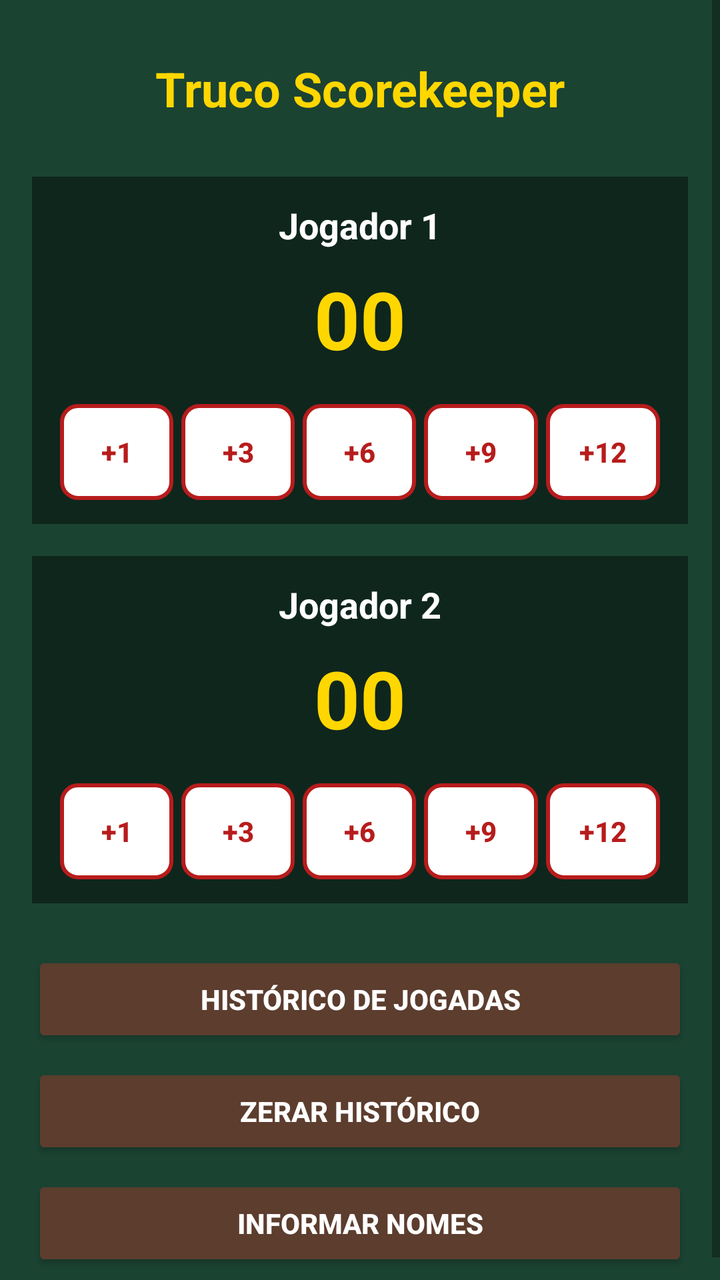
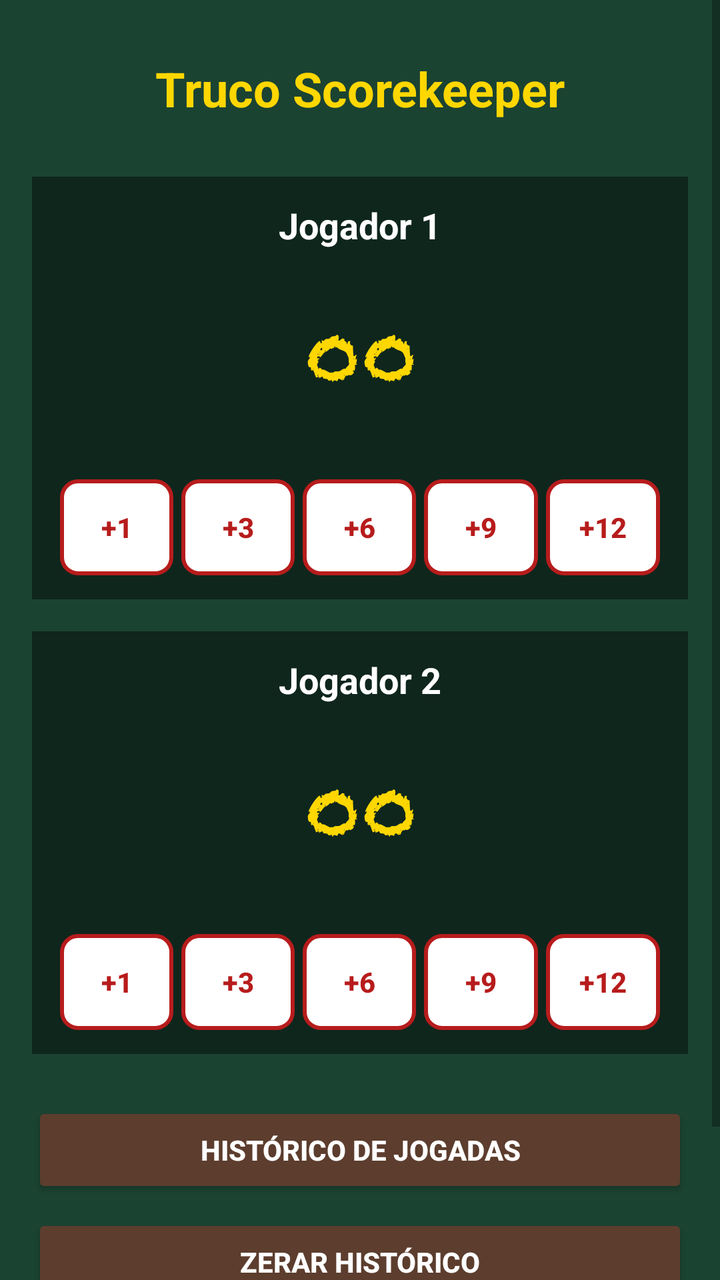

Before-and-after screenshots of an Android layout around one commit, followed by the original layout XML and the change that was made.
<!-- AndroidManifest.xml: application theme Theme.TrucoScorekeeper -->
<!-- res/layout/activity_main.xml -->
<?xml version="1.0" encoding="utf-8"?>
<ScrollView xmlns:android="http://schemas.android.com/apk/res/android"
    xmlns:app="http://schemas.android.com/apk/res-auto"
    xmlns:tools="http://schemas.android.com/tools"
    android:layout_width="match_parent"
    android:layout_height="match_parent"
    android:background="@color/verde_feltro"
    tools:context=".MainActivity">

    <androidx.constraintlayout.widget.ConstraintLayout
        android:layout_width="match_parent"
        android:layout_height="wrap_content"
        android:padding="16dp">

        
        <TextView
            android:id="@+id/tv_titulo"
            android:layout_width="0dp"
            android:layout_height="wrap_content"
            android:text="@string/titulo_app"
            android:textColor="@color/texto_ouro"
            android:textSize="24sp"
            android:textStyle="bold"
            android:gravity="center"
            android:paddingVertical="12dp"
            app:layout_constraintTop_toTopOf="parent"
            app:layout_constraintStart_toStartOf="parent"
            app:layout_constraintEnd_toEndOf="parent" />

        
        <androidx.constraintlayout.widget.ConstraintLayout
            android:id="@+id/area_jogador1"
            android:layout_width="0dp"
            android:layout_height="wrap_content"
            android:layout_marginTop="16dp"
            android:background="@color/verde_feltro_dark"
            android:padding="12dp"
            app:layout_constraintTop_toBottomOf="@id/tv_titulo"
            app:layout_constraintStart_toStartOf="parent"
            app:layout_constraintEnd_toEndOf="parent">

            <TextView
                android:id="@+id/tv_nome_jogador1"
                android:layout_width="0dp"
                android:layout_height="wrap_content"
                android:text="@string/jogador_1"
                android:textColor="@color/branco_carta"
                android:textSize="18sp"
                android:textStyle="bold"
                android:gravity="center"
                app:layout_constraintTop_toTopOf="parent"
                app:layout_constraintStart_toStartOf="parent"
                app:layout_constraintEnd_toEndOf="parent" />

            <TextView
                android:id="@+id/tv_pontuacao_jogador1"
                android:layout_width="0dp"
                android:layout_height="wrap_content"
                android:text="@string/pontuacao_inicial"
                android:textColor="@color/texto_ouro"
                android:textSize="40sp"
                android:textStyle="bold"
                android:gravity="center"
                android:paddingVertical="8dp"
                app:layout_constraintTop_toBottomOf="@id/tv_nome_jogador1"
                app:layout_constraintStart_toStartOf="parent"
                app:layout_constraintEnd_toEndOf="parent" />

            <LinearLayout
                android:id="@+id/ll_botoes_jogador1"
                android:layout_width="0dp"
                android:layout_height="wrap_content"
                android:orientation="horizontal"
                android:layout_marginTop="8dp"
                app:layout_constraintTop_toBottomOf="@id/tv_pontuacao_jogador1"
                app:layout_constraintStart_toStartOf="parent"
                app:layout_constraintEnd_toEndOf="parent">

                <Button
                    android:id="@+id/btn_j1_mais1"
                    style="@style/Widget.AppCompat.Button.Borderless"
                    android:layout_width="0dp"
                    android:layout_height="wrap_content"
                    android:layout_weight="1"
                    android:layout_marginHorizontal="2dp"
                    android:minHeight="48dp"
                    android:text="@string/btn_mais_1"
                    android:textColor="@color/vermelho_baralho"
                    android:textStyle="bold"
                    android:background="@drawable/botao_carta" />

                <Button
                    android:id="@+id/btn_j1_mais3"
                    style="@style/Widget.AppCompat.Button.Borderless"
                    android:layout_width="0dp"
                    android:layout_height="wrap_content"
                    android:layout_weight="1"
                    android:layout_marginHorizontal="2dp"
                    android:minHeight="48dp"
                    android:text="@string/btn_mais_3"
                    android:textColor="@color/vermelho_baralho"
                    android:textStyle="bold"
                    android:background="@drawable/botao_carta" />

                <Button
                    android:id="@+id/btn_j1_mais6"
                    style="@style/Widget.AppCompat.Button.Borderless"
                    android:layout_width="0dp"
                    android:layout_height="wrap_content"
                    android:layout_weight="1"
                    android:layout_marginHorizontal="2dp"
                    android:minHeight="48dp"
                    android:text="@string/btn_mais_6"
                    android:textColor="@color/vermelho_baralho"
                    android:textStyle="bold"
                    android:background="@drawable/botao_carta" />

                <Button
                    android:id="@+id/btn_j1_mais9"
                    style="@style/Widget.AppCompat.Button.Borderless"
                    android:layout_width="0dp"
                    android:layout_height="wrap_content"
                    android:layout_weight="1"
                    android:layout_marginHorizontal="2dp"
                    android:minHeight="48dp"
                    android:text="@string/btn_mais_9"
                    android:textColor="@color/vermelho_baralho"
                    android:textStyle="bold"
                    android:background="@drawable/botao_carta" />

                <Button
                    android:id="@+id/btn_j1_mais12"
                    style="@style/Widget.AppCompat.Button.Borderless"
                    android:layout_width="0dp"
                    android:layout_height="wrap_content"
                    android:layout_weight="1"
                    android:layout_marginHorizontal="2dp"
                    android:minHeight="48dp"
                    android:text="@string/btn_mais_12"
                    android:textColor="@color/vermelho_baralho"
                    android:textStyle="bold"
                    android:background="@drawable/botao_carta" />

            </LinearLayout>

        </androidx.constraintlayout.widget.ConstraintLayout>

        
        <androidx.constraintlayout.widget.ConstraintLayout
            android:id="@+id/area_jogador2"
            android:layout_width="0dp"
            android:layout_height="wrap_content"
            android:layout_marginTop="16dp"
            android:background="@color/verde_feltro_dark"
            android:padding="12dp"
            app:layout_constraintTop_toBottomOf="@id/area_jogador1"
            app:layout_constraintStart_toStartOf="parent"
            app:layout_constraintEnd_toEndOf="parent">

            <TextView
                android:id="@+id/tv_nome_jogador2"
                android:layout_width="0dp"
                android:layout_height="wrap_content"
                android:text="@string/jogador_2"
                android:textColor="@color/branco_carta"
                android:textSize="18sp"
                android:textStyle="bold"
                android:gravity="center"
                app:layout_constraintTop_toTopOf="parent"
                app:layout_constraintStart_toStartOf="parent"
                app:layout_constraintEnd_toEndOf="parent" />

            <TextView
                android:id="@+id/tv_pontuacao_jogador2"
                android:layout_width="0dp"
                android:layout_height="wrap_content"
                android:text="@string/pontuacao_inicial"
                android:textColor="@color/texto_ouro"
                android:textSize="40sp"
                android:textStyle="bold"
                android:gravity="center"
                android:paddingVertical="8dp"
                app:layout_constraintTop_toBottomOf="@id/tv_nome_jogador2"
                app:layout_constraintStart_toStartOf="parent"
                app:layout_constraintEnd_toEndOf="parent" />

            <LinearLayout
                android:id="@+id/ll_botoes_jogador2"
                android:layout_width="0dp"
                android:layout_height="wrap_content"
                android:orientation="horizontal"
                android:layout_marginTop="8dp"
                app:layout_constraintTop_toBottomOf="@id/tv_pontuacao_jogador2"
                app:layout_constraintStart_toStartOf="parent"
                app:layout_constraintEnd_toEndOf="parent">

                <Button
                    android:id="@+id/btn_j2_mais1"
                    style="@style/Widget.AppCompat.Button.Borderless"
                    android:layout_width="0dp"
                    android:layout_height="wrap_content"
                    android:layout_weight="1"
                    android:layout_marginHorizontal="2dp"
                    android:minHeight="48dp"
                    android:text="@string/btn_mais_1"
                    android:textColor="@color/vermelho_baralho"
                    android:textStyle="bold"
                    android:background="@drawable/botao_carta" />

                <Button
                    android:id="@+id/btn_j2_mais3"
                    style="@style/Widget.AppCompat.Button.Borderless"
                    android:layout_width="0dp"
                    android:layout_height="wrap_content"
                    android:layout_weight="1"
                    android:layout_marginHorizontal="2dp"
                    android:minHeight="48dp"
                    android:text="@string/btn_mais_3"
                    android:textColor="@color/vermelho_baralho"
                    android:textStyle="bold"
                    android:background="@drawable/botao_carta" />

                <Button
                    android:id="@+id/btn_j2_mais6"
                    style="@style/Widget.AppCompat.Button.Borderless"
                    android:layout_width="0dp"
                    android:layout_height="wrap_content"
                    android:layout_weight="1"
                    android:layout_marginHorizontal="2dp"
                    android:minHeight="48dp"
                    android:text="@string/btn_mais_6"
                    android:textColor="@color/vermelho_baralho"
                    android:textStyle="bold"
                    android:background="@drawable/botao_carta" />

                <Button
                    android:id="@+id/btn_j2_mais9"
                    style="@style/Widget.AppCompat.Button.Borderless"
                    android:layout_width="0dp"
                    android:layout_height="wrap_content"
                    android:layout_weight="1"
                    android:layout_marginHorizontal="2dp"
                    android:minHeight="48dp"
                    android:text="@string/btn_mais_9"
                    android:textColor="@color/vermelho_baralho"
                    android:textStyle="bold"
                    android:background="@drawable/botao_carta" />

                <Button
                    android:id="@+id/btn_j2_mais12"
                    style="@style/Widget.AppCompat.Button.Borderless"
                    android:layout_width="0dp"
                    android:layout_height="wrap_content"
                    android:layout_weight="1"
                    android:layout_marginHorizontal="2dp"
                    android:minHeight="48dp"
                    android:text="@string/btn_mais_12"
                    android:textColor="@color/vermelho_baralho"
                    android:textStyle="bold"
                    android:background="@drawable/botao_carta" />

            </LinearLayout>

        </androidx.constraintlayout.widget.ConstraintLayout>

        
        <LinearLayout
            android:id="@+id/ll_botoes_admin"
            android:layout_width="0dp"
            android:layout_height="wrap_content"
            android:orientation="vertical"
            android:layout_marginTop="24dp"
            app:layout_constraintTop_toBottomOf="@id/area_jogador2"
            app:layout_constraintStart_toStartOf="parent"
            app:layout_constraintEnd_toEndOf="parent">

            <Button
                android:id="@+id/btn_historico"
                android:layout_width="match_parent"
                android:layout_height="wrap_content"
                android:minHeight="48dp"
                android:text="@string/btn_historico"
                android:textColor="@color/branco_carta"
                android:textStyle="bold"
                android:backgroundTint="@color/madeira_botao" />

            <Button
                android:id="@+id/btn_zerar"
                android:layout_width="match_parent"
                android:layout_height="wrap_content"
                android:layout_marginTop="8dp"
                android:minHeight="48dp"
                android:text="@string/btn_zerar"
                android:textColor="@color/branco_carta"
                android:textStyle="bold"
                android:backgroundTint="@color/madeira_botao" />

            <Button
                android:id="@+id/btn_nomes"
                android:layout_width="match_parent"
                android:layout_height="wrap_content"
                android:layout_marginTop="8dp"
                android:minHeight="48dp"
                android:text="@string/btn_nomes"
                android:textColor="@color/branco_carta"
                android:textStyle="bold"
                android:backgroundTint="@color/madeira_botao" />

        </LinearLayout>

    </androidx.constraintlayout.widget.ConstraintLayout>

</ScrollView>
<!-- resources referenced by this layout -->
<resources>
  <color name="branco_carta">#FFFFFF</color>
  <color name="madeira_botao">#5c3d2e</color>
  <color name="texto_ouro">#FFD700</color>
  <color name="verde_feltro">#1b4332</color>
  <color name="verde_feltro_dark">#0f261d</color>
  <color name="vermelho_baralho">#B71C1C</color>
  <!-- drawable botao_carta (drawable) -->
  <?xml version="1.0" encoding="utf-8"?>
  <shape xmlns:android="http://schemas.android.com/apk/res/android"
      android:shape="rectangle">
  
      <solid android:color="@color/branco_carta" />
  
      <corners android:radius="8dp" />
  
      <stroke
          android:width="2dp"
          android:color="@color/vermelho_baralho" />
  
  </shape>
  <string name="btn_historico">Histórico de Jogadas</string>
  <string name="btn_mais_1">+1</string>
  <string name="btn_mais_12">+12</string>
  <string name="btn_mais_3">+3</string>
  <string name="btn_mais_6">+6</string>
  <string name="btn_mais_9">+9</string>
  <string name="btn_nomes">Informar Nomes</string>
  <string name="btn_zerar">Zerar Histórico</string>
  <string name="jogador_1">Jogador 1</string>
  <string name="jogador_2">Jogador 2</string>
  <string name="pontuacao_inicial">00</string>
  <string name="titulo_app">Truco Scorekeeper</string>
  <style name="Theme.TrucoScorekeeper" parent="Theme.AppCompat.Light.NoActionBar">
          <item name="colorPrimary">@color/verde_feltro</item>
          <item name="colorPrimaryDark">@color/verde_feltro_dark</item>
          <item name="colorAccent">@color/texto_ouro</item>
          <item name="android:windowBackground">@color/verde_feltro</item>
      </style>
</resources>

<!-- the commit's change to res/layout/activity_main.xml (unified diff, before → after) -->
@@ -59,7 +59,7 @@
                 android:text="@string/pontuacao_inicial"
                 android:textColor="@color/texto_ouro"
                 android:textSize="40sp"
-                android:textStyle="bold"
+                android:fontFamily="@font/chalkduster"
                 android:gravity="center"
                 android:paddingVertical="8dp"
                 app:layout_constraintTop_toBottomOf="@id/tv_nome_jogador1"
@@ -177,7 +177,7 @@
                 android:text="@string/pontuacao_inicial"
                 android:textColor="@color/texto_ouro"
                 android:textSize="40sp"
-                android:textStyle="bold"
+                android:fontFamily="@font/chalkduster"
                 android:gravity="center"
                 android:paddingVertical="8dp"
                 app:layout_constraintTop_toBottomOf="@id/tv_nome_jogador2"
